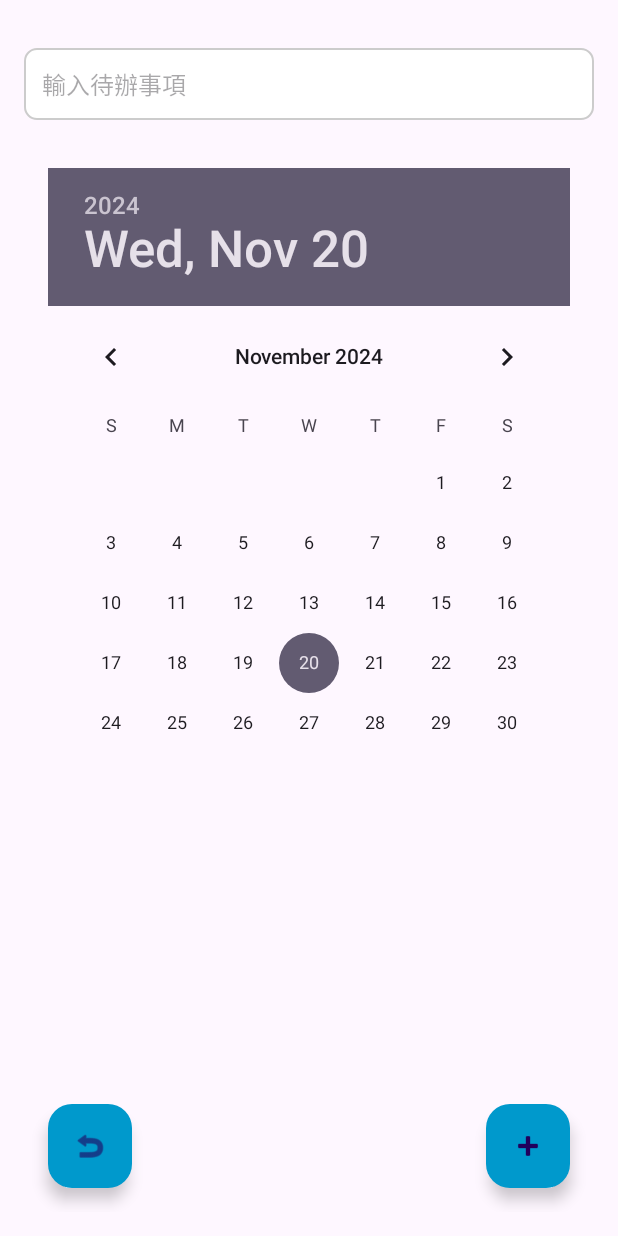
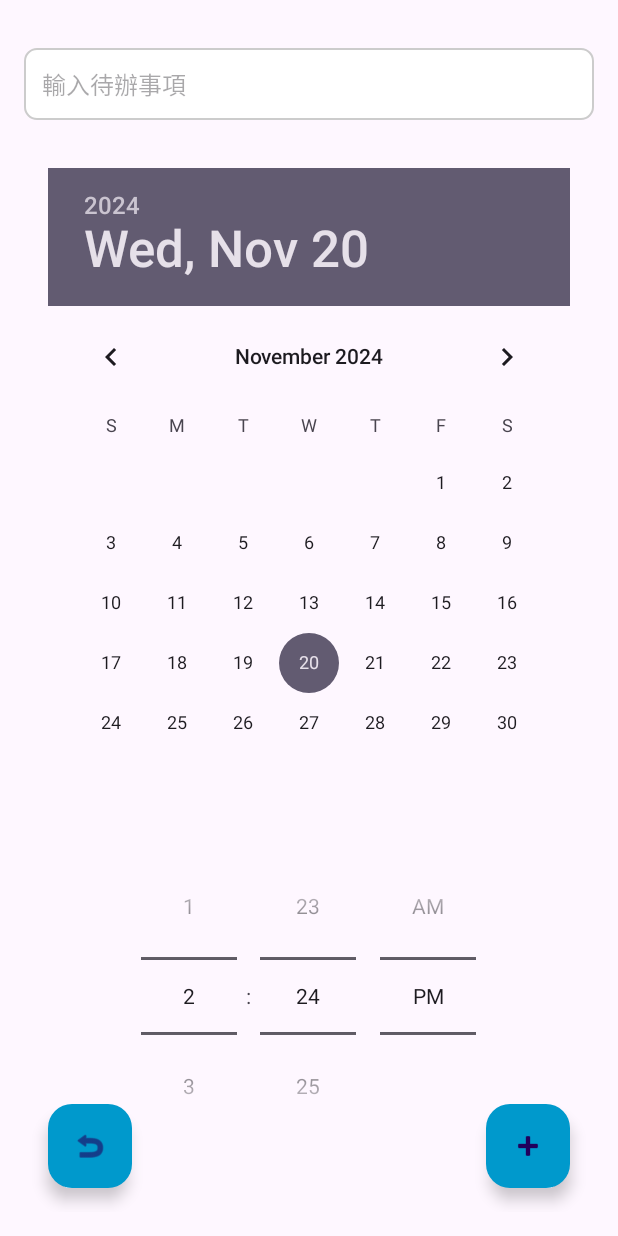
Before and after one commit to bhrtgbrt/Finalproject, an Android app: the screen it shows after launch (AddTaskActivity), after a tap on an icon or button, on a phone screen of 412 x 824 dp. Run offline under Robolectric (Android 15) with nearby library versions, the phone set to English and light mode, and no system bars.

Commit message:
新增記憶功能

```diff
--- a/calendarapp/app/src/main/java/com/example/calendarapp/CalendarAdapter.java
+++ b/calendarapp/app/src/main/java/com/example/calendarapp/CalendarAdapter.java
@@ -1,26 +1,24 @@
-// CalendarAdapter.java
 package com.example.calendarapp;
 
 import android.content.Context;
+import android.content.SharedPreferences;
 import android.view.LayoutInflater;
 import android.view.View;
 import android.view.ViewGroup;
 import android.widget.BaseAdapter;
 import android.widget.TextView;
 import java.util.Calendar;
-import java.util.HashMap;
-import java.util.Map;
 
 public class CalendarAdapter extends BaseAdapter {
     private Context context;
     private Calendar calendar;
-    private Map<String, String> tasks;
+    private SharedPreferences taskPreferences;
     private LayoutInflater inflater;
 
     public CalendarAdapter(Context context, Calendar calendar) {
         this.context = context;
         this.calendar = (Calendar) calendar.clone();
-        this.tasks = new HashMap<>();
+        this.taskPreferences = context.getSharedPreferences("TaskPrefs", Context.MODE_PRIVATE);
         this.inflater = LayoutInflater.from(context);
     }
 
@@ -71,8 +69,8 @@ public class CalendarAdapter extends BaseAdapter {
                     currentDate.get(Calendar.MONTH),
                     dayOfMonth
             );
-            String task = tasks.get(key);
-            holder.tvTask.setText(task != null ? task : "");
+            String task = taskPreferences.getString(key, "");
+            holder.tvTask.setText(task);
         } else {
             // 非當前月份的日期顯示為空
             holder.tvDate.setText("");
@@ -95,7 +93,7 @@ public class CalendarAdapter extends BaseAdapter {
 
     public void addTask(int year, int month, int day, String task) {
         String key = getTaskKey(year, month, day);
-        tasks.put(key, task);
+        taskPreferences.edit().putString(key, task).apply();
         notifyDataSetChanged();
     }
 
--- a/calendarapp/app/src/main/java/com/example/calendarapp/MainActivity.java
+++ b/calendarapp/app/src/main/java/com/example/calendarapp/MainActivity.java
@@ -3,10 +3,13 @@ package com.example.calendarapp;
 
 import android.content.Intent;
 import android.os.Bundle;
+import android.view.GestureDetector;
+import android.view.MotionEvent;
 import android.view.View;
 import android.widget.GridView;
 import android.widget.TextView;
 import androidx.appcompat.app.AppCompatActivity;
+import androidx.core.view.GestureDetectorCompat;
 import com.google.android.material.floatingactionbutton.FloatingActionButton;
 import java.util.Calendar;
 
@@ -15,6 +18,7 @@ public class MainActivity extends AppCompatActivity {
     private GridView gridCalendar;
     private Calendar calendar;
     private CalendarAdapter adapter;
+    private GestureDetectorCompat gestureDetector;
 
     @Override
     protected void onCreate(Bundle savedInstanceState) {
@@ -34,6 +38,15 @@ public class MainActivity extends AppCompatActivity {
             public void onClick(View v) {
                 Intent intent = new Intent(MainActivity.this, AddTaskActivity.class);
                 startActivityForResult(intent, 1);
+            }
+        });
+
+        // 添加手勢偵測器
+        gestureDetector = new GestureDetectorCompat(this, new SwipeGestureListener());
+        gridCalendar.setOnTouchListener(new View.OnTouchListener() {
+            @Override
+            public boolean onTouch(View v, MotionEvent event) {
+                return gestureDetector.onTouchEvent(event);
             }
         });
     }
@@ -77,4 +90,23 @@ public class MainActivity extends AppCompatActivity {
             }
         }
     }
+
+    private class SwipeGestureListener extends GestureDetector.SimpleOnGestureListener {
+        @Override
+        public boolean onFling(MotionEvent e1, MotionEvent e2, float velocityX, float velocityY) {
+            // 判斷左右滑動
+            if (Math.abs(velocityX) > Math.abs(velocityY)) {
+                if (velocityX > 0) {
+                    // 向右滑動，顯示上一個月
+                    calendar.add(Calendar.MONTH, -1);
+                } else {
+                    // 向左滑動，顯示下一個月
+                    calendar.add(Calendar.MONTH, 1);
+                }
+                updateCalendarView();
+                return true;
+            }
+            return false;
+        }
+    }
 }
--- a/calendarapp/app/src/main/res/layout/activity_add_task.xml
+++ b/calendarapp/app/src/main/res/layout/activity_add_task.xml
@@ -48,4 +48,13 @@
         app:fabSize="normal"
         app:backgroundTint="@android:color/holo_blue_dark"/>
 
+    <TimePicker
+        android:id="@+id/tpTime"
+        android:layout_width="wrap_content"
+        android:layout_height="wrap_content"
+        android:layout_below="@id/dpDate"
+        android:layout_centerHorizontal="true"
+        android:layout_marginTop="16dp"
+        android:timePickerMode="spinner"/>
+
 </RelativeLayout>
```
Also changed, not shown: 147 other files.
